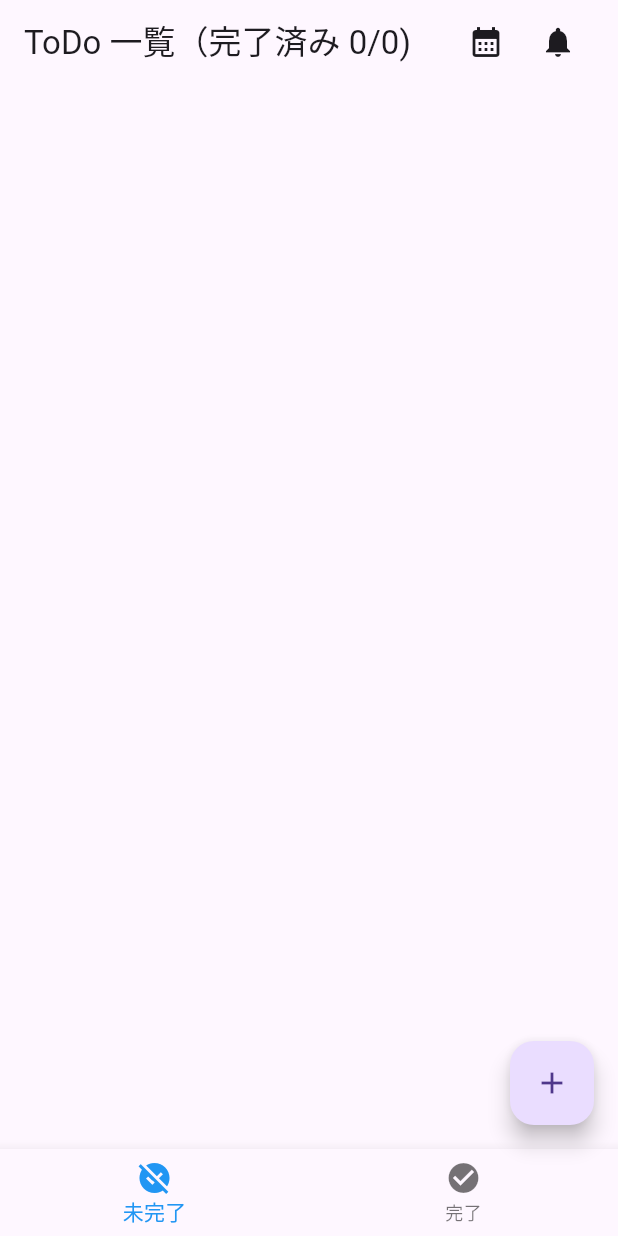
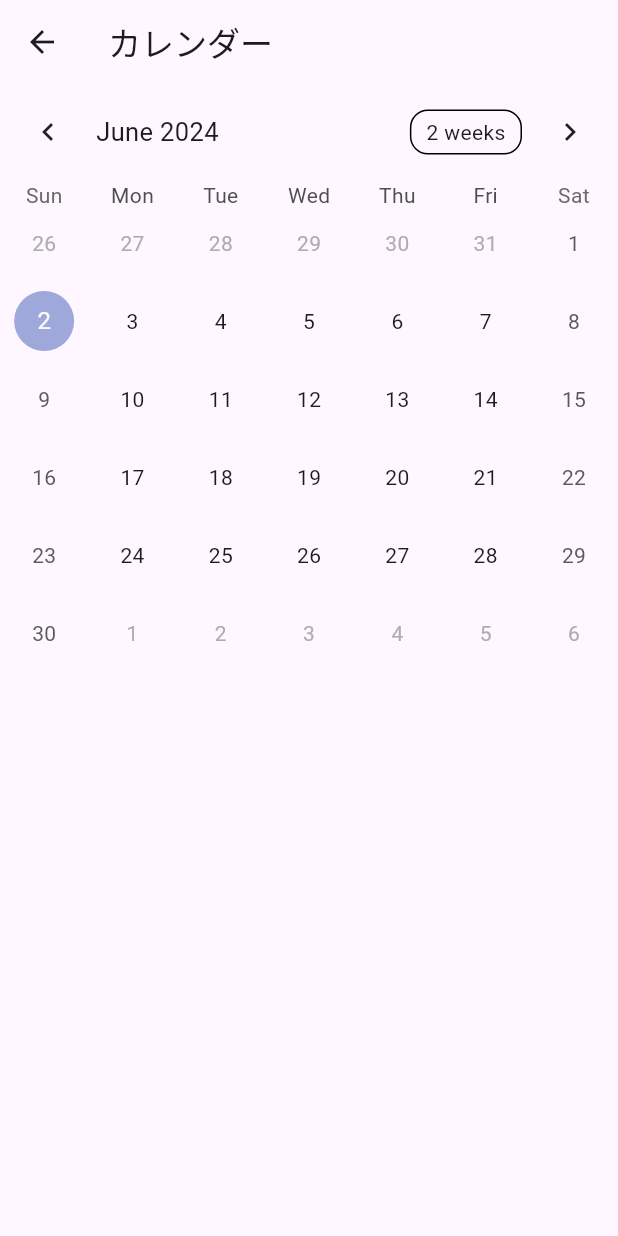
Before and after one commit to BeEngineer-Organization/todo_app_v2, a Flutter app: the screen it shows after launch, after a tap on the "calendar month" icon, on a phone screen of 412 x 824 dp. Run offline on Flutter 3.47's test engine with Material 3 defaults, Android fonts, the phone set to English and light mode, and no system bars; drawn by our look-alikes of table_calendar; our stand-ins replace flutter_riverpod, sqflite; accounts and stored records are empty.

Commit message:
カレンダーの見た目の追加

```diff
--- /dev/null
+++ b/lib/calendar.dart
@@ -0,0 +1,23 @@
+import 'package:flutter/material.dart';
+import 'package:flutter_riverpod/flutter_riverpod.dart';
+import 'package:table_calendar/table_calendar.dart';
+
+class CalendarPage extends ConsumerStatefulWidget {
+  const CalendarPage({super.key});
+  @override
+  ConsumerState<CalendarPage> createState() => _CalendarPageState();
+}
+
+class _CalendarPageState extends ConsumerState<CalendarPage> {
+  @override
+  Widget build(BuildContext context) {
+    return Scaffold(
+      appBar: AppBar(title: const Text('カレンダー')),
+      body: TableCalendar(
+        firstDay: DateTime.utc(2010, 1, 1),
+        lastDay: DateTime.utc(2030, 1, 1),
+        focusedDay: DateTime.now(),
+      ),
+    );
+  }
+}
--- a/lib/main.dart
+++ b/lib/main.dart
@@ -1,5 +1,6 @@
 import 'package:flutter/material.dart';
 import 'package:flutter_riverpod/flutter_riverpod.dart';
+import 'calendar.dart';
 import 'todo_add.dart';
 import 'todo_detail.dart';
 import 'todo_list.dart';
@@ -30,6 +31,8 @@ class MyTodoApp extends StatelessWidget {
         '/detail': (context) => const TodoDetailPage(),
         '/add': (context) => const TodoAddPage(),
         '/edit': (context) => const TodoEditPage(),
+        '/calendar': (context) => const CalendarPage(),
+        // '/notification':(context) => const NotifierPage(),
       },
     );
   }
--- a/lib/todo_list.dart
+++ b/lib/todo_list.dart
@@ -45,9 +45,18 @@ class TodoListPage extends ConsumerWidget {
             mainAxisAlignment: MainAxisAlignment.end,
             children: [
               IconButton(
-                  onPressed: () {}, icon: const Icon(Icons.calendar_month)),
+                  onPressed: () {
+                    Navigator.of(context).pushNamed(
+                      '/calendar',
+                    );
+                  },
+                  icon: const Icon(Icons.calendar_month)),
               IconButton(
-                  onPressed: () {}, icon: const Icon(Icons.notifications))
+                  onPressed: () {
+                    Navigator.of(context).pushNamed(
+                      '/notification',
+                    );
+                  }, icon: const Icon(Icons.notifications))
             ],
           )
         ],
--- a/pubspec.yaml
+++ b/pubspec.yaml
@@ -38,6 +38,7 @@ dependencies:
   riverpod: ^2.5.1
   sqflite: ^2.3.3+1
   flutter_riverpod: ^2.5.1
+  table_calendar: ^3.1.1
 
 dev_dependencies:
   flutter_test:
```
Also changed, not shown: pubspec.lock.
